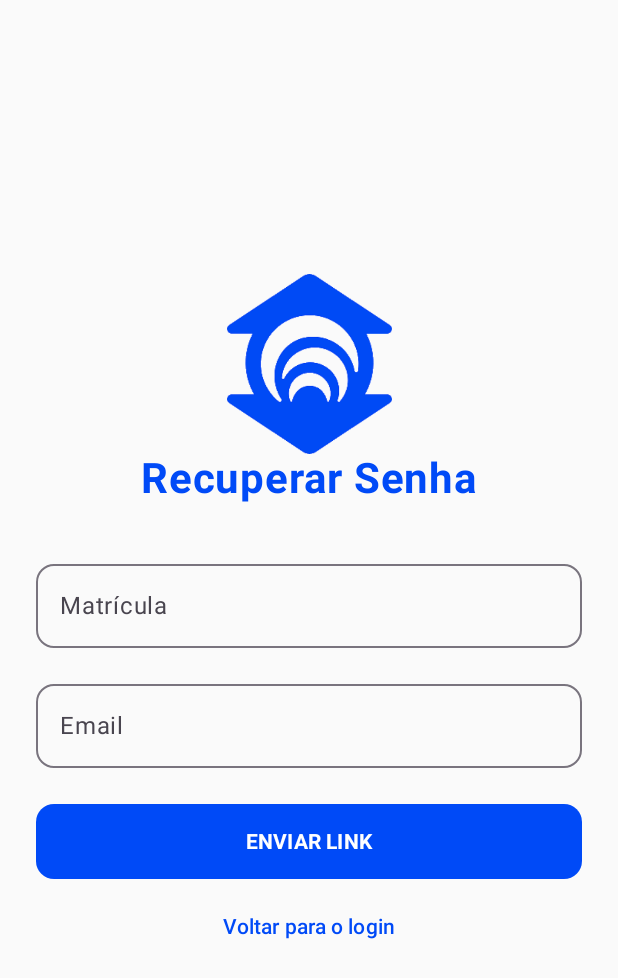
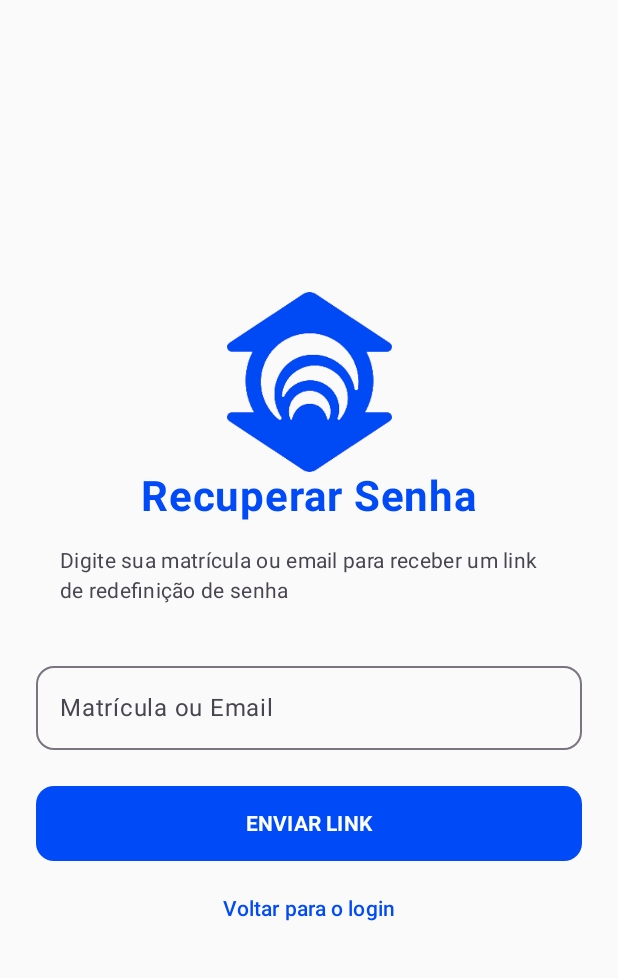
Before and after one commit to cauamapurunga/library-app, an Android app built with Jetpack Compose: the screen it shows after launch (ForgotPasswordActivity), after a tap on "Esqueci minha senha", on a phone screen of 412 x 824 dp. Shown: the top 978 px of the screen. Run offline under Robolectric (Android 15) with nearby library versions, the phone set to English and light mode, and no system bars; our stand-ins replace Firebase (no records; nobody signed in at launch, a user with empty details on screens opened directly).

```diff
--- a/app/src/main/java/com/example/uniforlibrary/login/ForgotPasswordActivity.kt
+++ b/app/src/main/java/com/example/uniforlibrary/login/ForgotPasswordActivity.kt
@@ -19,6 +19,7 @@ import androidx.compose.ui.text.font.FontWeight
 import androidx.compose.ui.tooling.preview.Preview
 import androidx.compose.ui.unit.dp
 import androidx.compose.ui.unit.sp
+import androidx.lifecycle.viewmodel.compose.viewModel
 import com.example.uniforlibrary.R
 import com.example.uniforlibrary.ui.theme.UniforLibraryTheme
 
@@ -34,10 +35,25 @@ class ForgotPasswordActivity : ComponentActivity() {
 }
 
 @Composable
-fun ForgotPasswordScreen() {
+fun ForgotPasswordScreen(viewModel: AuthViewModel = viewModel()) {
     val context = LocalContext.current
-    var matricula by remember { mutableStateOf("") }
-    var email by remember { mutableStateOf("") }
+    var emailOuMatricula by remember { mutableStateOf("") }
+    val authState by viewModel.authState.collectAsState()
+
+    // Observar mudanças no estado de autenticação
+    LaunchedEffect(authState) {
+        when (authState) {
+            is AuthState.Success -> {
+                Toast.makeText(context, (authState as AuthState.Success).message, Toast.LENGTH_LONG).show()
+                (context as? Activity)?.finish()
+            }
+            is AuthState.Error -> {
+                Toast.makeText(context, (authState as AuthState.Error).message, Toast.LENGTH_LONG).show()
+                viewModel.resetState()
+            }
+            else -> {}
+        }
+    }
 
     Column(
         modifier = Modifier
@@ -57,37 +73,52 @@ fun ForgotPasswordScreen() {
             fontWeight = FontWeight.Bold,
             color = MaterialTheme.colorScheme.primary
         )
+        Spacer(modifier = Modifier.height(16.dp))
+
+        Text(
+            text = "Digite sua matrícula ou email para receber um link de redefinição de senha",
+            style = MaterialTheme.typography.bodyMedium,
+            color = MaterialTheme.colorScheme.onSurfaceVariant,
+            modifier = Modifier.padding(horizontal = 16.dp)
+        )
         Spacer(modifier = Modifier.height(32.dp))
+
         OutlinedTextField(
-            value = matricula,
-            onValueChange = { matricula = it },
-            label = { Text("Matrícula") },
+            value = emailOuMatricula,
+            onValueChange = { emailOuMatricula = it },
+            label = { Text("Matrícula ou Email") },
             modifier = Modifier.fillMaxWidth(),
-            shape = RoundedCornerShape(12.dp)
-        )
-        Spacer(modifier = Modifier.height(16.dp))
-        OutlinedTextField(
-            value = email,
-            onValueChange = { email = it },
-            label = { Text("Email") },
-            modifier = Modifier.fillMaxWidth(),
-            shape = RoundedCornerShape(12.dp)
+            shape = RoundedCornerShape(12.dp),
+            enabled = authState !is AuthState.Loading
         )
         Spacer(modifier = Modifier.height(24.dp))
+
         Button(
-            onClick = {
-                Toast.makeText(context, "Link de redefinição enviado!", Toast.LENGTH_SHORT).show()
-                (context as? Activity)?.finish()
-            },
+            onClick = { viewModel.resetPassword(emailOuMatricula) },
             modifier = Modifier
                 .fillMaxWidth()
                 .height(50.dp),
-            shape = RoundedCornerShape(12.dp)
+            shape = RoundedCornerShape(12.dp),
+            enabled = authState !is AuthState.Loading
         ) {
-            Text("ENVIAR LINK", fontWeight = FontWeight.Bold)
+            if (authState is AuthState.Loading) {
+                CircularProgressIndicator(
+                    modifier = Modifier.size(24.dp),
+                    color = MaterialTheme.colorScheme.onPrimary
+                )
+            } else {
+                Text("ENVIAR LINK", fontWeight = FontWeight.Bold)
+            }
         }
         Spacer(modifier = Modifier.height(8.dp))
-        TextButton(onClick = { context.startActivity(Intent(context, LoginActivity::class.java)) }) {
+
+        TextButton(
+            onClick = {
+                context.startActivity(Intent(context, LoginActivity::class.java))
+                (context as? Activity)?.finish()
+            },
+            enabled = authState !is AuthState.Loading
+        ) {
             Text("Voltar para o login")
         }
     }
--- a/app/src/main/java/com/example/uniforlibrary/login/LoginActivity.kt
+++ b/app/src/main/java/com/example/uniforlibrary/login/LoginActivity.kt
@@ -2,13 +2,14 @@ package com.example.uniforlibrary.login
 
 import android.content.Intent
 import android.os.Bundle
+import android.widget.Toast
 import androidx.activity.ComponentActivity
 import androidx.activity.compose.setContent
 import androidx.compose.foundation.Image
 import androidx.compose.foundation.layout.*
 import androidx.compose.foundation.shape.RoundedCornerShape
 import androidx.compose.material3.*
-import androidx.compose.runtime.Composable
+import androidx.compose.runtime.*
 import androidx.compose.ui.Alignment
 import androidx.compose.ui.Modifier
 import androidx.compose.ui.platform.LocalContext
@@ -18,6 +19,7 @@ import androidx.compose.ui.text.input.PasswordVisualTransformation
 import androidx.compose.ui.tooling.preview.Preview
 import androidx.compose.ui.unit.dp
 import androidx.compose.ui.unit.sp
+import androidx.lifecycle.viewmodel.compose.viewModel
 import com.example.uniforlibrary.R
 import com.example.uniforlibrary.home.HomeActivity
 import com.example.uniforlibrary.homeAdm.HomeAdm_Activity
@@ -40,8 +42,33 @@ class LoginActivity : ComponentActivity() {
 }
 
 @Composable
-fun LoginScreen() {
+fun LoginScreen(viewModel: AuthViewModel = viewModel()) {
     val context = LocalContext.current
+    var emailOuMatricula by remember { mutableStateOf("") }
+    var senha by remember { mutableStateOf("") }
+    val authState by viewModel.authState.collectAsState()
+
+    // Observar mudanças no estado de autenticação
+    LaunchedEffect(authState) {
+        when (authState) {
+            is AuthState.Success -> {
+                Toast.makeText(context, (authState as AuthState.Success).message, Toast.LENGTH_SHORT).show()
+
+                // Verificar se é admin
+                if (viewModel.isAdmin()) {
+                    context.startActivity(Intent(context, HomeAdm_Activity::class.java))
+                } else {
+                    context.startActivity(Intent(context, HomeActivity::class.java))
+                }
+                (context as? ComponentActivity)?.finish()
+            }
+            is AuthState.Error -> {
+                Toast.makeText(context, (authState as AuthState.Error).message, Toast.LENGTH_LONG).show()
+                viewModel.resetState()
+            }
+            else -> {}
+        }
+    }
 
     Column(
         modifier = Modifier
@@ -62,47 +89,70 @@ fun LoginScreen() {
             color = MaterialTheme.colorScheme.primary
         )
         Spacer(modifier = Modifier.height(32.dp))
+
         OutlinedTextField(
-            value = "",
-            onValueChange = {},
-            label = { Text("Matrícula") },
+            value = emailOuMatricula,
+            onValueChange = { emailOuMatricula = it },
+            label = { Text("Matrícula ou Email") },
             modifier = Modifier.fillMaxWidth(),
-            shape = RoundedCornerShape(12.dp)
+            shape = RoundedCornerShape(12.dp),
+            enabled = authState !is AuthState.Loading
         )
         Spacer(modifier = Modifier.height(16.dp))
+
         OutlinedTextField(
-            value = "",
-            onValueChange = {},
+            value = senha,
+            onValueChange = { senha = it },
             label = { Text("Senha") },
             visualTransformation = PasswordVisualTransformation(),
             modifier = Modifier.fillMaxWidth(),
-            shape = RoundedCornerShape(12.dp)
+            shape = RoundedCornerShape(12.dp),
+            enabled = authState !is AuthState.Loading
         )
         Spacer(modifier = Modifier.height(8.dp))
+
         Row(modifier = Modifier.fillMaxWidth(), horizontalArrangement = Arrangement.Center) {
-            TextButton(onClick = { context.startActivity(Intent(context, ForgotPasswordActivity::class.java)) }) {
+            TextButton(
+                onClick = { context.startActivity(Intent(context, ForgotPasswordActivity::class.java)) },
+                enabled = authState !is AuthState.Loading
+            ) {
                 Text("Esqueci minha senha")
             }
         }
         Spacer(modifier = Modifier.height(24.dp))
+
         Button(
-            onClick = {
-                context.startActivity(Intent(context, HomeActivity::class.java))
-            },
+            onClick = { viewModel.login(emailOuMatricula, senha) },
             modifier = Modifier
                 .fillMaxWidth()
                 .height(50.dp),
             shape = RoundedCornerShape(12.dp),
-            colors = ButtonDefaults.buttonColors(containerColor = MaterialTheme.colorScheme.primary)
+            colors = ButtonDefaults.buttonColors(containerColor = MaterialTheme.colorScheme.primary),
+            enabled = authState !is AuthState.Loading
         ) {
-            Text("ACESSAR", fontWeight = FontWeight.Bold)
+            if (authState is AuthState.Loading) {
+                CircularProgressIndicator(
+                    modifier = Modifier.size(24.dp),
+                    color = MaterialTheme.colorScheme.onPrimary
+                )
+            } else {
+                Text("ACESSAR", fontWeight = FontWeight.Bold)
+            }
         }
         Spacer(modifier = Modifier.height(8.dp))
-        TextButton(onClick = { context.startActivity(Intent(context, RegisterActivity::class.java)) }) {
+
+        TextButton(
+            onClick = { context.startActivity(Intent(context, RegisterActivity::class.java)) },
+            enabled = authState !is AuthState.Loading
+        ) {
             Text("Criar uma conta")
         }
         Spacer(modifier = Modifier.height(8.dp))
-        OutlinedButton(onClick = { context.startActivity(Intent(context, HomeAdm_Activity::class.java)) }) {
+
+        OutlinedButton(
+            onClick = { context.startActivity(Intent(context, HomeAdm_Activity::class.java)) },
+            enabled = authState !is AuthState.Loading
+        ) {
             Text("Administrador")
         }
     }
--- a/gradle/libs.versions.toml
+++ b/gradle/libs.versions.toml
@@ -12,6 +12,8 @@ navigationRuntimeKtx = "2.9.5"
 foundation = "1.9.4"
 navigationCompose = "2.9.5"
 ui = "1.9.4"
+firebaseBom = "33.7.0"
+googleServices = "4.4.2"
 
 [libraries]
 androidx-core-ktx = { group = "androidx.core", name = "core-ktx", version.ref = "coreKtx" }
@@ -32,8 +34,12 @@ androidx-navigation-runtime-ktx = { group = "androidx.navigation", name = "navig
 androidx-compose-foundation = { group = "androidx.compose.foundation", name = "foundation", version.ref = "foundation" }
 androidx-navigation-compose = { group = "androidx.navigation", name = "navigation-compose", version.ref = "navigationCompose" }
 androidx-ui = { group = "androidx.compose.ui", name = "ui", version.ref = "ui" }
+firebase-bom = { group = "com.google.firebase", name = "firebase-bom", version.ref = "firebaseBom" }
+firebase-auth = { group = "com.google.firebase", name = "firebase-auth-ktx" }
+firebase-firestore = { group = "com.google.firebase", name = "firebase-firestore-ktx" }
 
 [plugins]
 android-application = { id = "com.android.application", version.ref = "agp" }
 kotlin-android = { id = "org.jetbrains.kotlin.android", version.ref = "kotlin" }
 kotlin-compose = { id = "org.jetbrains.kotlin.plugin.compose", version.ref = "kotlin" }
+google-services = { id = "com.google.gms.google-services", version.ref = "googleServices" }
```
Also changed, not shown: app/build.gradle.kts (+11 -1 lines), app/src/main/java/com/example/uniforlibrary/login/AuthRepository.kt (added, +102 -0 lines), app/src/main/java/com/example/uniforlibrary/login/AuthViewModel.kt (added, +120 -0 lines), app/src/main/java/com/example/uniforlibrary/login/RegisterActivity.kt (+72 -16 lines), 1 other file.
